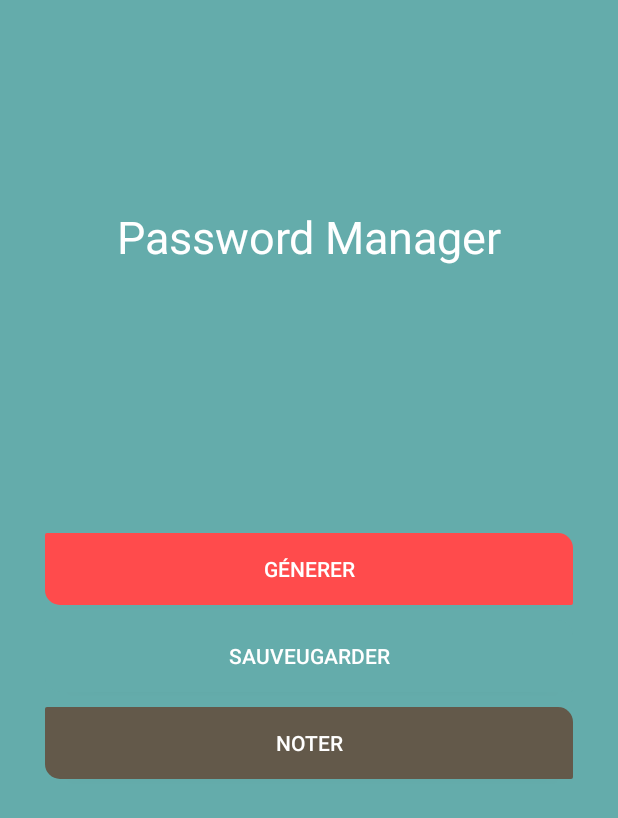
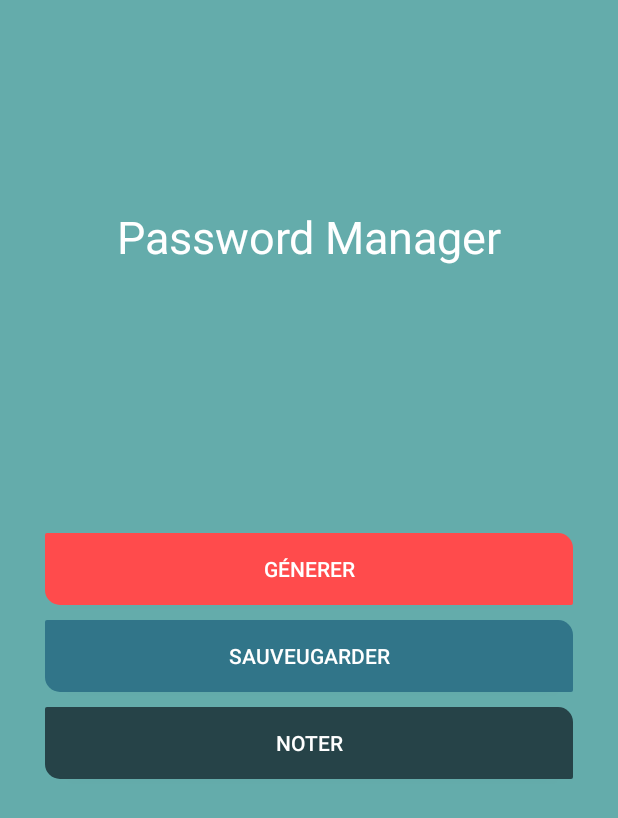
Before and after one commit to novenopatch/MyPasswordManager, an Android app: the screen it shows after launch (MainActivity), on a phone screen of 412 x 824 dp. Shown: the top 818 px of the screen. Run offline under Robolectric (Android 15) with nearby library versions, the phone set to English and light mode, and no system bars.

Commit message:
design en pleine modification menu save

```diff
--- a/app/src/main/res/drawable/custom_btn2.xml
+++ b/app/src/main/res/drawable/custom_btn2.xml
@@ -2,7 +2,7 @@
 <shape xmlns:android="http://schemas.android.com/apk/res/android"
     android:shape="rectangle">
     <solid
-        android:color="#64acab"/>
+        android:color="#317589"/>
     <corners
         android:topRightRadius="10dp"
         android:bottomLeftRadius="10dp"
--- a/app/src/main/res/drawable/custom_btn3.xml
+++ b/app/src/main/res/drawable/custom_btn3.xml
@@ -2,7 +2,7 @@
 <shape xmlns:android="http://schemas.android.com/apk/res/android"
     android:shape="rectangle">
     <solid
-        android:color="#63594a"/>
+        android:color="#264348"/>
     <corners
         android:topRightRadius="10dp"
         android:bottomLeftRadius="10dp"
```
